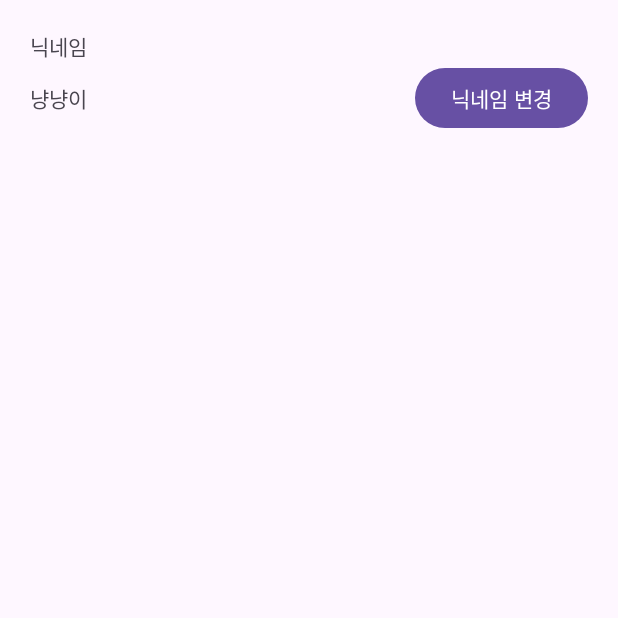
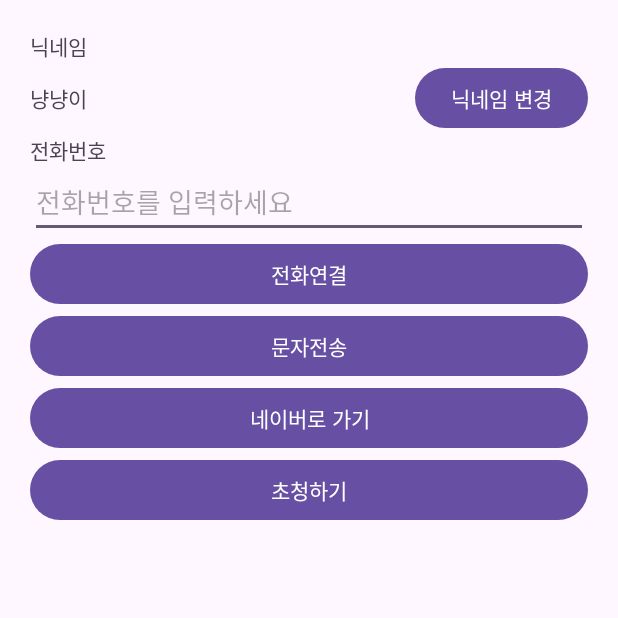
Before and after one commit to ksyeon94/project3, an Android app: the NicknameActivity screen opened directly, with no data from a screen before it, on a phone screen of 412 x 824 dp, the top half of it. Run offline under Robolectric (Android 15) with nearby library versions, the light colour scheme and no system bars.

Commit message:
초청하기

```diff
--- a/app/src/main/java/com/example/project3/NicknameActivity.kt
+++ b/app/src/main/java/com/example/project3/NicknameActivity.kt
@@ -1,9 +1,11 @@
 package com.example.project3
 
 import android.content.Intent
+import android.net.Uri
 import androidx.appcompat.app.AppCompatActivity
 import android.os.Bundle
 import android.widget.Button
+import android.widget.EditText
 import android.widget.TextView
 
 class NicknameActivity : AppCompatActivity() {
@@ -20,6 +22,40 @@ class NicknameActivity : AppCompatActivity() {
         }
 
             //변경버튼(changebtn)을 누르면 화면이동
+        //call 버튼 누르면 에딧의 전화번호를 가져와서 전화앱에 번호띄우기
+
+        val callbtn = findViewById<Button>(R.id.callBtn1)
+        val sendBtn = findViewById<Button>(R.id.sendBtn)
+        val goNaver = findViewById<Button>(R.id.goToNaver)
+        val invite = findViewById<Button>(R.id.invite)
+
+        callbtn.setOnClickListener {
+            val phoneNumber = findViewById<EditText>(R.id.phoneNumberEdt).text.toString()
+            val callUri = Uri.parse("tel:${phoneNumber}")
+            val callIntent = Intent(Intent.ACTION_DIAL, callUri)
+            startActivity(callIntent)
+        }
+
+        sendBtn.setOnClickListener {
+            val phoneNumber = findViewById<EditText>(R.id.phoneNumberEdt).text.toString()
+            val callUri = Uri.parse("smsto:${phoneNumber}")
+            val callIntent = Intent(Intent.ACTION_SENDTO, callUri)
+            callIntent.putExtra("sms_body", "출발하셨나요?")
+            startActivity(callIntent)
+        }
+        goNaver.setOnClickListener {
+            //네이버 uri로 가기
+            val naverUri = Uri.parse("http://naver.com")
+            val naverIntent = Intent(Intent.ACTION_VIEW, naverUri)
+            startActivity(naverIntent)
+        }
+
+        invite.setOnClickListener {
+            val kakaoUri = Uri.parse("https://play.google.com/store/apps/details?id=com.kakao.talk&hl=ko&gl=US")
+            val kakaoIntent = Intent(Intent.ACTION_VIEW, kakaoUri)
+            startActivity(kakaoIntent)
+        }
+
     }
 
     override fun onActivityResult(requestCode: Int, resultCode: Int, data: Intent?) {
--- a/app/src/main/res/layout/activity_nickname.xml
+++ b/app/src/main/res/layout/activity_nickname.xml
@@ -31,7 +31,38 @@
             android:layout_height="wrap_content"
             android:text="닉네임 변경"/>
 
+
     </LinearLayout>
+    <TextView
+        android:layout_width="match_parent"
+        android:layout_height="wrap_content"
+        android:text="전화번호"
+        />
+    <EditText
+        android:id="@+id/phoneNumberEdt"
+        android:layout_width="match_parent"
+        android:layout_height="48dp"
+        android:hint="전화번호를 입력하세요"/>
+    <Button
+        android:id="@+id/callBtn1"
+        android:layout_width="match_parent"
+        android:layout_height="wrap_content"
+        android:text="전화연결"/>
+    <Button
+        android:id="@+id/sendBtn"
+        android:layout_width="match_parent"
+        android:layout_height="wrap_content"
+        android:text="문자전송"/>
+    <Button
+        android:id="@+id/goToNaver"
+        android:layout_width="match_parent"
+        android:layout_height="wrap_content"
+        android:text="네이버로 가기"/>
+    <Button
+        android:id="@+id/invite"
+        android:layout_width="match_parent"
+        android:layout_height="wrap_content"
+        android:text="초청하기"/>
 
 
 </LinearLayout>
```
